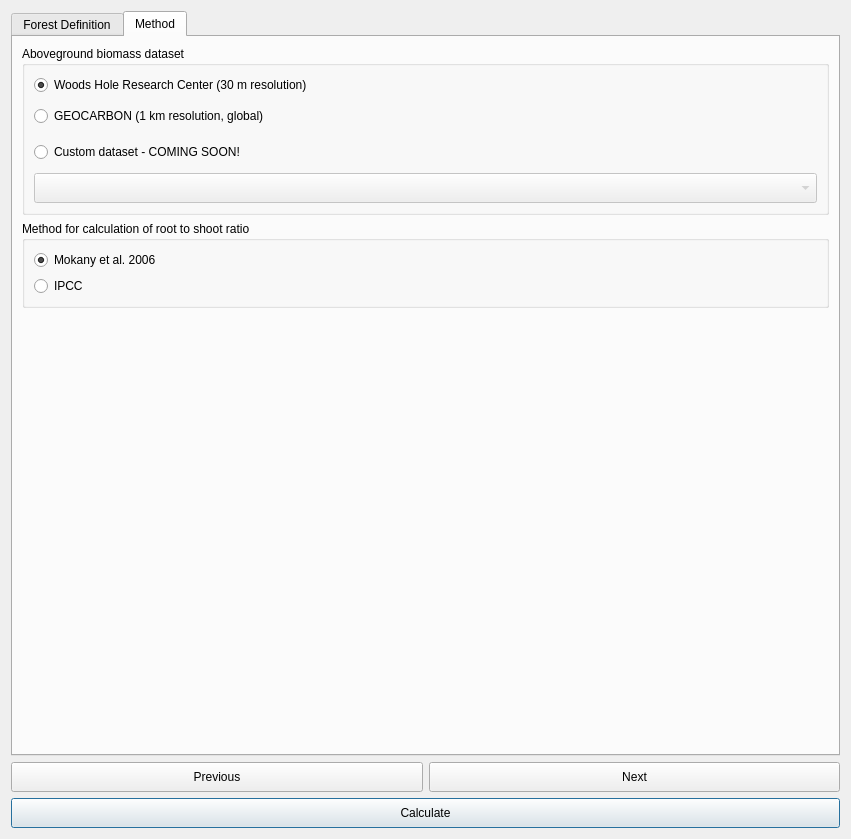
This is LDMP/gui/DlgCalculateTCData.ui in ConservationInternational/trends.earth as Qt 5 draws it before an edit. The edited form follows.
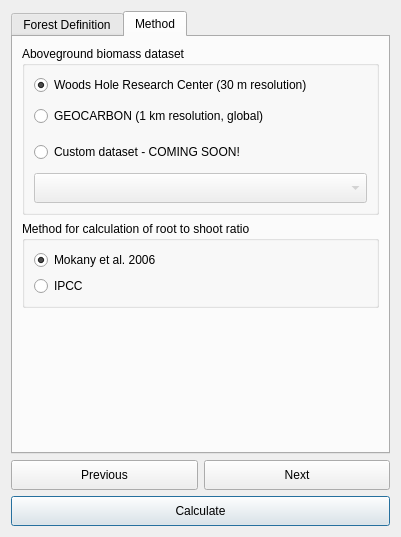
This is the edited form. Custom widgets are drawn as their Qt base class.

Patch:
```diff
--- a/LDMP/gui/DlgCalculateTCData.ui
+++ b/LDMP/gui/DlgCalculateTCData.ui
@@ -6,8 +6,8 @@
    <rect>
     <x>0</x>
     <y>0</y>
-    <width>851</width>
-    <height>839</height>
+    <width>368</width>
+    <height>537</height>
    </rect>
   </property>
   <property name="sizePolicy">
```
Left out of the diff: 48 changed lines with no effect on the pictures.
